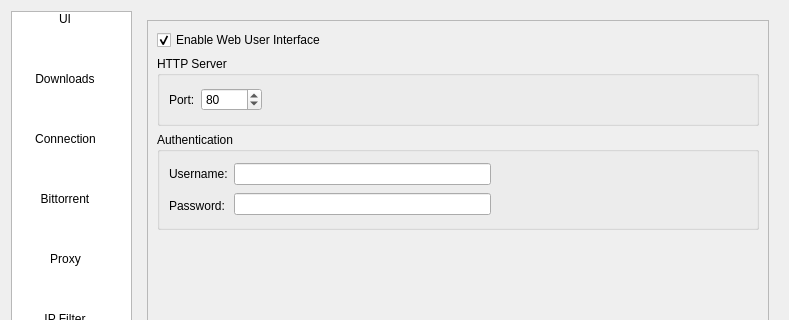
Qt form src/ui/options.ui (SysAdminDoc/qBittorrent-Vanced) before a commit; both pictures show x 0 to 789 and y 0 to 320 of the 789 by 572 pixel window.
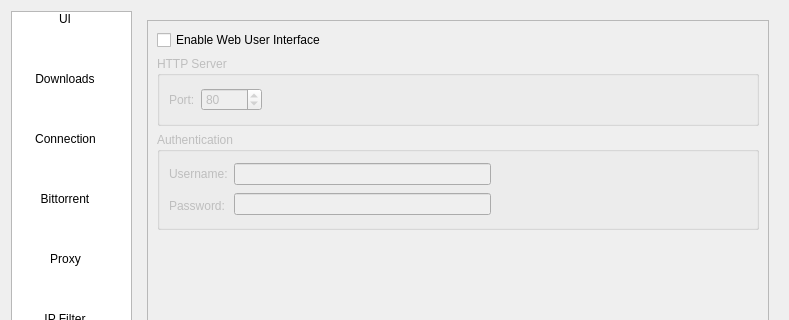
The same form after that commit. The open tabs and pages were chosen to show the change. Icons and pictures are not drawn.

What changed in the file:
```diff
--- a/src/ui/options.ui
+++ b/src/ui/options.ui
@@ -2401,8 +2401,8 @@
              <rect>
               <x>0</x>
               <y>0</y>
-              <width>218</width>
-              <height>220</height>
+              <width>620</width>
+              <height>488</height>
              </rect>
             </property>
             <layout class="QVBoxLayout" name="verticalLayout_23">
@@ -2415,14 +2415,14 @@
                 <string>Enable Web User Interface</string>
                </property>
                <property name="checked">
-                <bool>true</bool>
+                <bool>false</bool>
                </property>
               </widget>
              </item>
              <item>
               <widget class="QGroupBox" name="groupWebUiServer">
                <property name="enabled">
-                <bool>true</bool>
+                <bool>false</bool>
                </property>
                <property name="title">
                 <string>HTTP Server</string>
@@ -2431,7 +2431,7 @@
                 <item>
                  <widget class="QLabel" name="lblWebUiPort">
                   <property name="enabled">
-                   <bool>true</bool>
+                   <bool>false</bool>
                   </property>
                   <property name="text">
                    <string>Port:</string>
@@ -2441,7 +2441,7 @@
                 <item>
                  <widget class="QSpinBox" name="spinWebUiPort">
                   <property name="enabled">
-                   <bool>true</bool>
+                   <bool>false</bool>
                   </property>
                   <property name="maximum">
                    <number>65535</number>
@@ -2470,7 +2470,7 @@
              <item>
               <widget class="QGroupBox" name="groupWebUiAuth">
                <property name="enabled">
-                <bool>true</bool>
+                <bool>false</bool>
                </property>
                <property name="title">
                 <string>Authentication</string>
@@ -2481,7 +2481,7 @@
                   <item>
                    <widget class="QLabel" name="lblWebUiUsername">
                     <property name="enabled">
-                     <bool>true</bool>
+                     <bool>false</bool>
                     </property>
                     <property name="text">
                      <string>Username:</string>
@@ -2491,7 +2491,7 @@
                   <item>
                    <widget class="QLabel" name="lblWebUiPassword">
                     <property name="enabled">
-                     <bool>true</bool>
+                     <bool>false</bool>
                     </property>
                     <property name="text">
                      <string>Password:</string>
```
Left out of the diff: 22 changed lines with no effect on the pictures.
